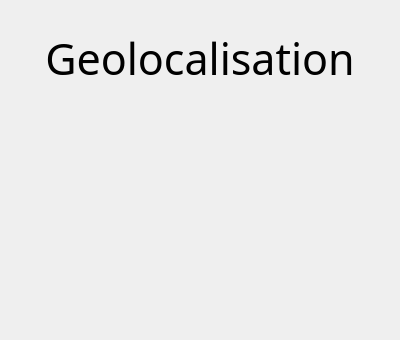
This is GeoStation_Projet/geolocmozaicwidget.ui in SoheibBiga/GeoStation as Qt 5 draws it before an edit. The edited form follows.
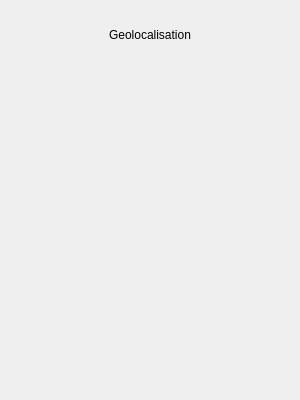
This is the edited form. Custom widgets are drawn as their Qt base class.

The edit to the form file:
```diff
--- a/GeoStation_Projet/geolocmozaicwidget.ui
+++ b/GeoStation_Projet/geolocmozaicwidget.ui
@@ -6,10 +6,16 @@
    <rect>
     <x>0</x>
     <y>0</y>
-    <width>400</width>
-    <height>340</height>
+    <width>300</width>
+    <height>400</height>
    </rect>
   </property>
+  <property name="minimumSize">
+   <size>
+    <width>300</width>
+    <height>400</height>
+   </size>
+  </property>
   <property name="maximumSize">
    <size>
     <width>2000</width>
@@ -25,45 +31,29 @@
   <property name="styleSheet">
    <string notr="true"/>
   </property>
-  <layout class="QVBoxLayout" name="verticalLayout_4">
-   <item>
+  <layout class="QGridLayout" name="gridLayout_3">
+   <item row="0" column="0">
     <widget class="WidgetStyleSheet" name="widget_2" native="true">
+     <property name="maximumSize">
+      <size>
+       <width>16777215</width>
+       <height>16777215</height>
+      </size>
+     </property>
      <layout class="QGridLayout" name="gridLayout_2">
-      <item row="0" column="0">
+      <item row="1" column="0">
        <widget class="QWidget" name="widget" native="true">
+        <property name="minimumSize">
+         <size>
+          <width>0</width>
+          <height>300</height>
+         </size>
+        </property>
         <layout class="QGridLayout" name="gridLayout">
-         <item row="0" column="0">
+         <item row="1" column="0">
           <layout class="QVBoxLayout" name="verticalLayout_3">
            <item>
             <layout class="QVBoxLayout" name="verticalLayout_2">
-             <item>
-              <widget class="QLabel" name="label">
-               <property name="minimumSize">
-                <size>
-                 <width>0</width>
-                 <height>31</height>
-                </size>
-               </property>
-               <property name="maximumSize">
-                <size>
-                 <width>16777215</width>
-                 <height>80</height>
-                </size>
-               </property>
-               <property name="font">
-                <font>
-                 <family>Suruma</family>
-                 <pointsize>32</pointsize>
-                </font>
-               </property>
-               <property name="text">
-                <string>Geolocalisation</string>
-               </property>
-               <property name="alignment">
-                <set>Qt::AlignHCenter|Qt::AlignTop</set>
-               </property>
-              </widget>
-             </item>
              <item>
               <layout class="QVBoxLayout" name="verticalLayout">
                <item>
@@ -128,6 +118,28 @@
         </layout>
        </widget>
       </item>
+      <item row="0" column="0">
+       <widget class="QLabel" name="label">
+        <property name="minimumSize">
+         <size>
+          <width>0</width>
+          <height>20</height>
+         </size>
+        </property>
+        <property name="maximumSize">
+         <size>
+          <width>16777215</width>
+          <height>30</height>
+         </size>
+        </property>
+        <property name="text">
+         <string>Geolocalisation</string>
+        </property>
+        <property name="alignment">
+         <set>Qt::AlignCenter</set>
+        </property>
+       </widget>
+      </item>
      </layout>
     </widget>
    </item>
```
